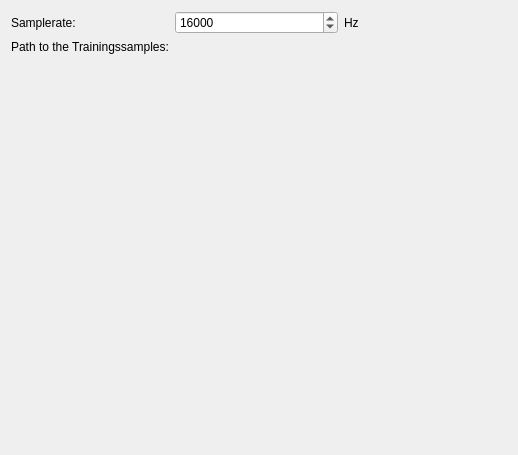
This is simonlib/simonscenarios/trainingsettings.ui in KDE/simon as Qt 5 draws it before an edit. The edited form follows.
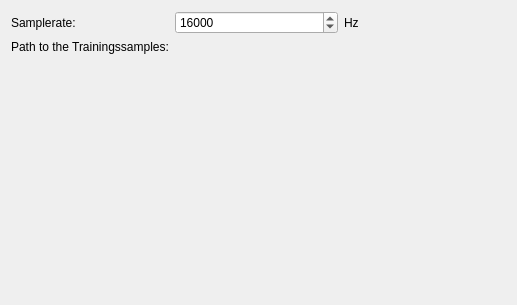
This is the edited form. Custom widgets are drawn as their Qt base class.

```diff
--- a/simonlib/simonscenarios/trainingsettings.ui
+++ b/simonlib/simonscenarios/trainingsettings.ui
@@ -6,8 +6,8 @@
    <rect>
     <x>0</x>
     <y>0</y>
-    <width>518</width>
-    <height>455</height>
+    <width>517</width>
+    <height>305</height>
    </rect>
   </property>
   <property name="windowTitle">
```
